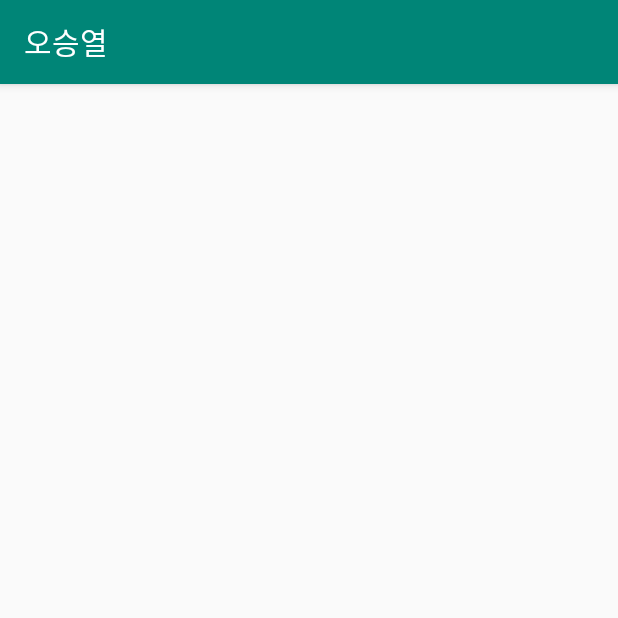
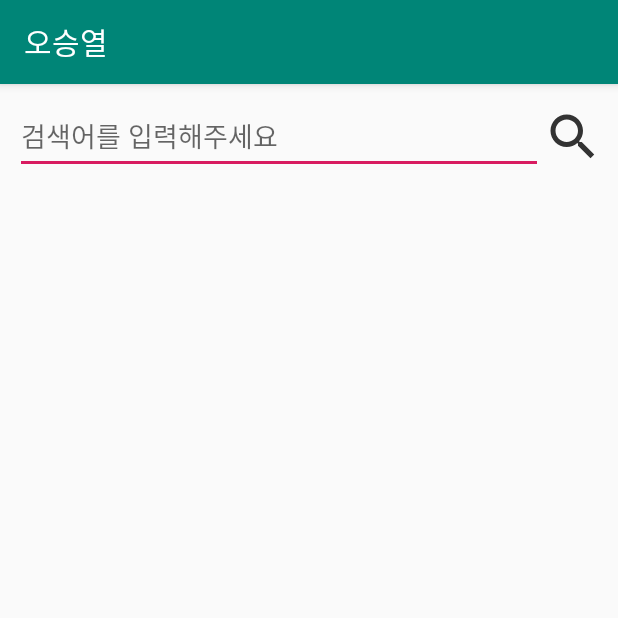
Before and after one commit to seung-yeol/intern, an Android app: the screen it shows after launch (MainActivity), on a phone screen of 412 x 824 dp, the top half of it. Run offline under Robolectric (Android 15) with nearby library versions, the phone set to English and light mode, and no system bars; our stand-ins replace Dagger/Hilt's generated code, data binding.

Commit message:
MainActivity UI 구성

```diff
--- a/app/src/main/AndroidManifest.xml
+++ b/app/src/main/AndroidManifest.xml
@@ -6,13 +6,14 @@
     <dist:module dist:instant="true"/>
 
     <application
+            android:name=".application.App"
             android:allowBackup="true"
             android:icon="@mipmap/ic_launcher"
             android:label="@string/app_name"
             android:roundIcon="@mipmap/ic_launcher_round"
             android:supportsRtl="true"
             android:theme="@style/AppTheme">
-        <activity android:name=".MainActivity">
+        <activity android:name=".ui.main.MainActivity">
             <intent-filter>
                 <action android:name="android.intent.action.MAIN"/>
 
--- a/app/src/main/java/com/osy/intern/MainActivity.kt
+++ /dev/null
@@ -1,16 +0,0 @@
-package com.osy.intern
-
-import androidx.appcompat.app.AppCompatActivity
-import android.os.Bundle
-import androidx.databinding.DataBindingUtil
-import androidx.databinding.ViewDataBinding
-import com.osy.intern.databinding.ActivityMainBinding
-
-class MainActivity : AppCompatActivity() {
-
-    override fun onCreate(savedInstanceState: Bundle?) {
-        super.onCreate(savedInstanceState)
-
-        val viewDataBinding: ActivityMainBinding = DataBindingUtil.setContentView(this, R.layout.activity_main)
-    }
-}
--- /dev/null
+++ b/app/src/main/java/com/osy/intern/application/ActivityBuilder.kt
@@ -0,0 +1,11 @@
+package com.osy.intern.application
+
+import com.osy.intern.ui.main.MainActivity
+import dagger.Module
+import dagger.android.ContributesAndroidInjector
+
+@Module
+abstract class ActivityBuilder {
+    @ContributesAndroidInjector
+    abstract fun bindMainActivity(): MainActivity
+}
--- /dev/null
+++ b/app/src/main/java/com/osy/intern/application/App.kt
@@ -0,0 +1,11 @@
+package com.osy.intern.application
+
+import dagger.android.AndroidInjector
+import dagger.android.DaggerApplication
+
+class App : DaggerApplication(){
+
+    override fun applicationInjector(): AndroidInjector<out DaggerApplication> {
+        return DaggerAppComponent.builder().build()
+    }
+}
--- /dev/null
+++ b/app/src/main/java/com/osy/intern/application/AppComponent.kt
@@ -0,0 +1,17 @@
+package com.osy.intern.application
+
+import dagger.Component
+import dagger.android.AndroidInjector
+import dagger.android.support.AndroidSupportInjectionModule
+import javax.inject.Singleton
+
+@Singleton
+@Component(modules = [AppModule::class,
+    ActivityBuilder::class,
+    AndroidSupportInjectionModule::class])
+interface AppComponent : AndroidInjector<App> {
+    @Component.Builder
+    interface Builder {
+        fun build(): AppComponent
+    }
+}
--- /dev/null
+++ b/app/src/main/java/com/osy/intern/application/AppModule.kt
@@ -0,0 +1,7 @@
+package com.osy.intern.application
+
+import dagger.Module
+
+@Module
+abstract class AppModule {
+}
--- /dev/null
+++ b/app/src/main/java/com/osy/intern/ui/main/MainActivity.kt
@@ -0,0 +1,18 @@
+package com.osy.intern.ui.main
+
+import android.os.Bundle
+import android.view.Menu
+import androidx.databinding.DataBindingUtil
+import com.osy.intern.R
+import com.osy.intern.databinding.ActivityMainBinding
+import dagger.android.support.DaggerAppCompatActivity
+
+class MainActivity : DaggerAppCompatActivity() {
+
+    override fun onCreate(savedInstanceState: Bundle?) {
+        super.onCreate(savedInstanceState)
+
+        val viewDataBinding: ActivityMainBinding
+                = DataBindingUtil.setContentView(this, R.layout.activity_main)
+    }
+}
--- /dev/null
+++ b/app/src/main/res/drawable-anydpi/ic_search.xml
@@ -0,0 +1,10 @@
+<vector xmlns:android="http://schemas.android.com/apk/res/android"
+    android:width="24dp"
+    android:height="24dp"
+    android:viewportWidth="24"
+    android:viewportHeight="24"
+    android:tint="#333333">
+    <path
+        android:fillColor="#FF000000"
+        android:pathData="M15.5,14h-0.79l-0.28,-0.27C15.41,12.59 16,11.11 16,9.5 16,5.91 13.09,3 9.5,3S3,5.91 3,9.5 5.91,16 9.5,16c1.61,0 3.09,-0.59 4.23,-1.57l0.27,0.28v0.79l5,4.99L20.49,19l-4.99,-5zM9.5,14C7.01,14 5,11.99 5,9.5S7.01,5 9.5,5 14,7.01 14,9.5 11.99,14 9.5,14z"/>
+</vector>
--- a/app/src/main/res/layout/activity_main.xml
+++ b/app/src/main/res/layout/activity_main.xml
@@ -7,21 +7,51 @@
     </data>
 
     <androidx.constraintlayout.widget.ConstraintLayout
-            xmlns:android="http://schemas.android.com/apk/res/android"
-            xmlns:tools="http://schemas.android.com/tools"
-            xmlns:app="http://schemas.android.com/apk/res-auto"
             android:layout_width="match_parent"
-            android:layout_height="match_parent"
-            tools:context=".MainActivity">
+            android:layout_height="match_parent">
+        <androidx.constraintlayout.widget.Guideline
+                android:id="@+id/left_line"
+                android:orientation="vertical"
+                android:layout_height="wrap_content"
+                android:layout_width="wrap_content"
+                app:layout_constraintGuide_begin="10dp"/>
+
+        <androidx.constraintlayout.widget.Guideline
+                android:id="@+id/right_line"
+                android:orientation="vertical"
+                android:layout_height="wrap_content"
+                android:layout_width="wrap_content"
+                app:layout_constraintGuide_end="10dp"/>
+
+        <EditText
+                android:id="@+id/edit_target"
+                android:layout_width="0dp"
+                android:layout_height="50dp"
+                android:layout_marginTop="10dp"
+                android:singleLine="true"
+                android:hint="검색어를 입력해주세요"
+                app:layout_constraintEnd_toStartOf="@id/search_btn"
+                app:layout_constraintStart_toStartOf="@id/left_line"
+                app:layout_constraintTop_toTopOf="parent"/>
+
+        <ImageButton
+                android:id="@+id/search_btn"
+                android:layout_width="40dp"
+                android:layout_height="40dp"
+                android:background="@drawable/ic_search"
+                app:layout_constraintBottom_toBottomOf="@id/edit_target"
+                app:layout_constraintTop_toTopOf="@id/edit_target"
+                app:layout_constraintEnd_toStartOf="@id/right_line"/>
 
         <androidx.recyclerview.widget.RecyclerView
-                android:layout_width="match_parent"
-                android:layout_height="match_parent"
-                app:layout_constraintTop_toTopOf="parent"
+                android:id="@+id/recyclerView"
+                android:layout_width="0dp"
+                android:layout_height="0dp"
+                android:layout_marginBottom="10dp"
                 app:layout_constraintBottom_toBottomOf="parent"
-                app:layout_constraintStart_toStartOf="parent"
-                app:layout_constraintEnd_toEndOf="parent"/>
-
+                app:layout_constraintStart_toEndOf="@id/left_line"
+                app:layout_constraintEnd_toStartOf="@id/right_line"
+                app:layout_constraintTop_toBottomOf="@id/edit_target"/>
 
     </androidx.constraintlayout.widget.ConstraintLayout>
 </layout>
```
Also changed, not shown: app/src/main/res/drawable-hdpi/ic_search.png (added), app/src/main/res/drawable-mdpi/ic_search.png (added), app/src/main/res/drawable-xhdpi/ic_search.png (added), app/src/main/res/drawable-xxhdpi/ic_search.png (added).
